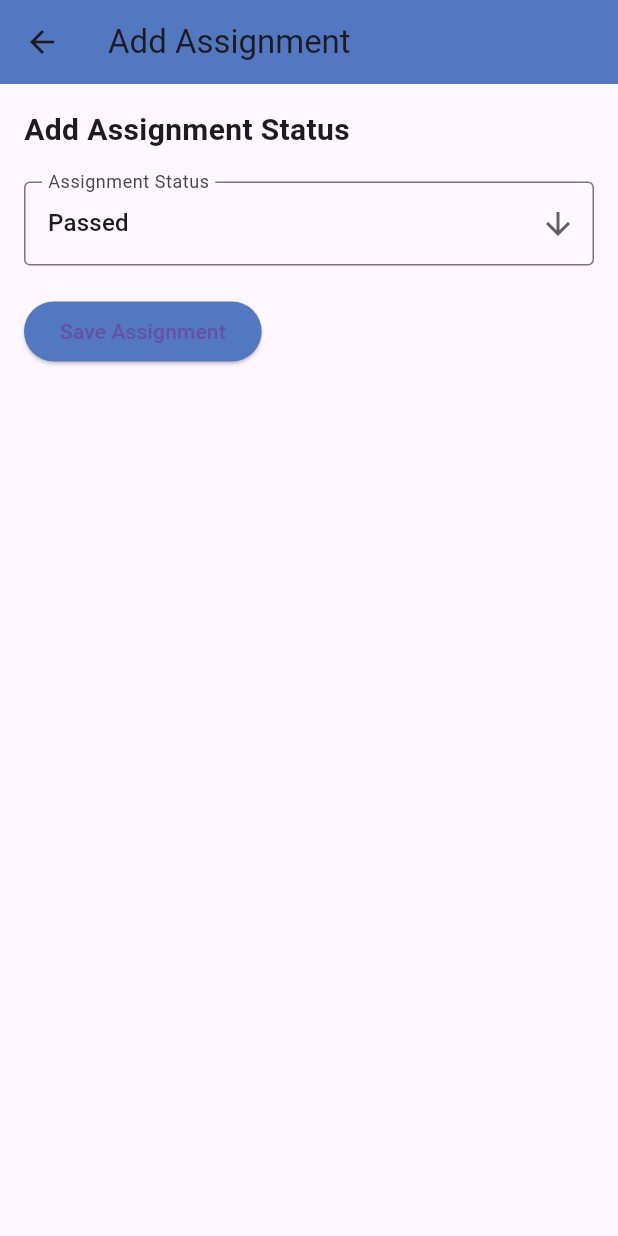
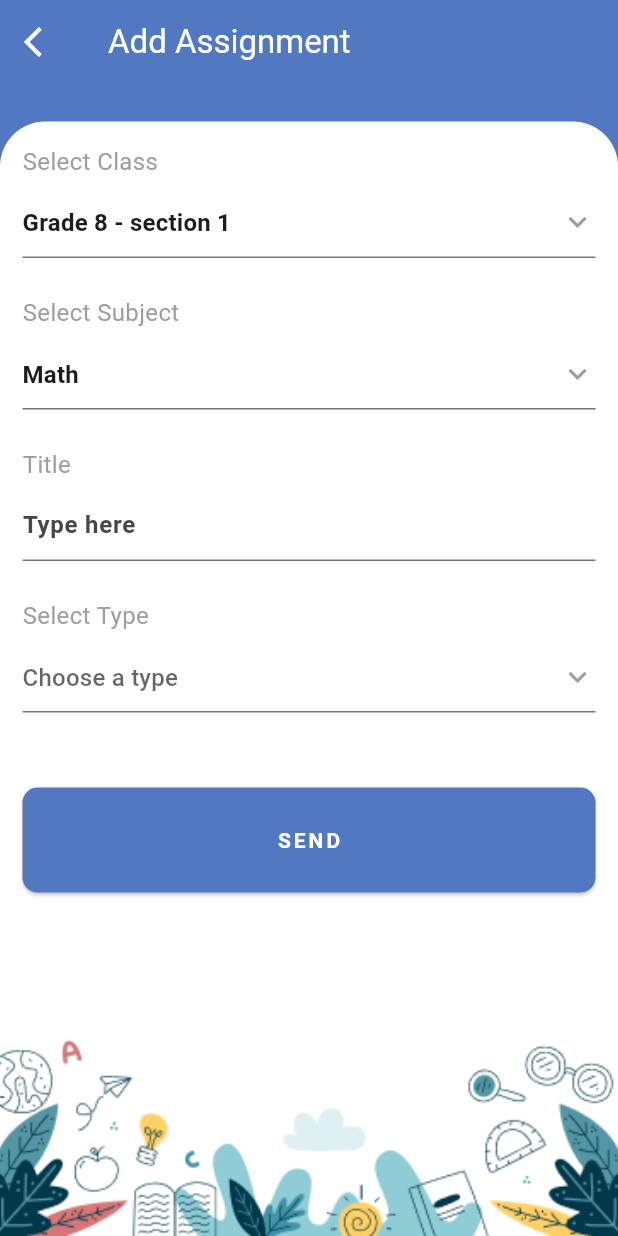
Before and after one commit to georgecabaccang/iskulapp-flutter, a Flutter app: the AddAssignmentPage screen opened directly, on a phone screen of 412 x 824 dp. Run offline on Flutter 3.47's test engine with Material 3 defaults, Android fonts, the phone set to English and light mode, and no system bars; our stand-ins replace flutter_bloc, flutter_dotenv, flutter_secure_storage, flutter_spinkit, freezed_annotation, table_calendar; accounts and stored records are empty.

Commit message:
added the add_assignment_page and its widgets

```diff
--- /dev/null
+++ b/assets/addAssignmentData/classes.json
@@ -0,0 +1,6 @@
+[
+    "Grade 8 - section 1",
+    "Grade 8 - section 2",
+    "Grade 8 - section 3",
+    "Grade 8 - section 4"
+  ]
--- /dev/null
+++ b/assets/addAssignmentData/subjects.json
@@ -0,0 +1,6 @@
+[
+    "Math",
+    "Science",
+    "English",
+    "History"
+  ]
--- /dev/null
+++ b/assets/addAssignmentData/type.json
@@ -0,0 +1,5 @@
+[
+  "Online",
+  "In App",
+  "Take Home"
+  ]
--- a/lib/pages/teacher/add_assignment_page.dart
+++ b/lib/pages/teacher/add_assignment_page.dart
@@ -1,4 +1,16 @@
 import 'package:flutter/material.dart';
+import 'package:school_erp/pages/assignment/assignment_animation.dart';
+import 'package:school_erp/pages/teacher/widget/add_assignment_form.dart';
+
+class AnimationState {
+  final bool animate;
+  final bool isBackNavigation;
+
+  AnimationState({
+    this.animate = false,
+    this.isBackNavigation = false,
+  });
+}
 
 class AddAssignmentPage extends StatefulWidget {
   const AddAssignmentPage({super.key});
@@ -7,57 +19,80 @@ class AddAssignmentPage extends StatefulWidget {
   _AddAssignmentPageState createState() => _AddAssignmentPageState();
 }
 
-class _AddAssignmentPageState extends State<AddAssignmentPage> {
-  String dropdownValue = 'Passed'; // Initial value for the dropdown
+class _AddAssignmentPageState extends State<AddAssignmentPage>
+    with SingleTickerProviderStateMixin {
+  late AssignmentAnimationManager animationManager;
+  bool _animate = false;
+  bool _isTransitioning = false;
+
+  @override
+  void initState() {
+    super.initState();
+    animationManager = AssignmentAnimationManager(vsync: this);
+    _startAnimation();
+  }
+
+  void _handleBackPress() {
+    animationManager.reverseAnimation();
+    Future.delayed(const Duration(milliseconds: 800), () {
+      Navigator.pop(context);
+    });
+  }
+
+  void _startAnimation() {
+    Future.delayed(const Duration(milliseconds: 200), () {
+      setState(() {
+        _animate = true;
+      });
+    });
+  }
 
   @override
   Widget build(BuildContext context) {
     return Scaffold(
       appBar: AppBar(
-        title: const Text('Add Assignment'),
-        backgroundColor: const Color(0xFF5278C1), // Custom color for the app bar
+        leading: IconButton(
+          icon: const Icon(Icons.arrow_back_ios, color: Colors.white),
+          onPressed: _handleBackPress,
+        ),
+        title: const Text(
+          'Add Assignment',
+          style: TextStyle(color: Colors.white),
+        ),
+        backgroundColor: const Color(0xFF5278C1),
       ),
-      body: Padding(
-        padding: const EdgeInsets.all(16.0),
+      body: Container(
+        width: double.infinity,
+        height: double.infinity,
+        color: const Color(0xFF5278C1), // Set body background color
         child: Column(
-          crossAxisAlignment: CrossAxisAlignment.start,
           children: [
-            const Text(
-              'Add Assignment Status',
-              style: TextStyle(
-                fontSize: 20,
-                fontWeight: FontWeight.bold,
-              ),
-            ),
-            const SizedBox(height: 20),
-            DropdownButtonFormField<String>(
-              value: dropdownValue,
-              icon: const Icon(Icons.arrow_downward),
-              decoration: const InputDecoration(
-                labelText: 'Assignment Status',
-                border: OutlineInputBorder(),
-              ),
-              items: <String>['Passed', 'Failed']
-                  .map<DropdownMenuItem<String>>((String value) {
-                return DropdownMenuItem<String>(
-                  value: value,
-                  child: Text(value),
-                );
-              }).toList(),
-              onChanged: (String? newValue) {
-                setState(() {
-                  dropdownValue = newValue!;
-                });
-              },
-            ),
-            const SizedBox(height: 20),
-            ElevatedButton(
-              onPressed: () {
-                // Add your save logic here
-              },
-              child: const Text('Save Assignment'),
-              style: ElevatedButton.styleFrom(
-                backgroundColor: const Color(0xFF5278C1), // Matching button color
+            const SizedBox(height: 25),
+            Expanded(
+              // This ensures the Container occupies all available space
+              child: Container(
+                width: double.infinity,
+                decoration: const BoxDecoration(
+                  color: Colors.white,
+                  borderRadius: BorderRadius.only(
+                    topLeft: Radius.circular(30.0),
+                    topRight: Radius.circular(30.0),
+                  ),
+                ),
+                child: Column(
+                  mainAxisAlignment: MainAxisAlignment.spaceBetween,
+                  children: [
+                    const AddAssignmentForm(),
+                    SizedBox(
+                      height: 150,
+                      width: double.infinity,
+                      child: Image.asset(
+                        'assets/images/AddAssignmentImage.png', // Replace with your image path
+                        fit: BoxFit.cover,
+                      ),
+                    ),
+                  ],
+                ),
               ),
             ),
           ],
@@ -65,4 +100,10 @@ class _AddAssignmentPageState extends State<AddAssignmentPage> {
       ),
     );
   }
+
+  @override
+  void dispose() {
+    animationManager.dispose();
+    super.dispose();
+  }
 }
--- /dev/null
+++ b/lib/pages/teacher/widget/add_assignment_dropdown.dart
@@ -0,0 +1,43 @@
+import 'package:flutter/material.dart';
+
+class AddAssignmentDropdown extends StatelessWidget {
+  final String? value;
+  final List<String> items;
+  final String hint;
+  final ValueChanged<String?> onChanged;
+
+  const AddAssignmentDropdown({
+    Key? key,
+    required this.value,
+    required this.items,
+    required this.hint,
+    required this.onChanged,
+  }) : super(key: key);
+
+  @override
+  Widget build(BuildContext context) {
+    return DropdownButtonFormField<String>(
+      value: value,
+      decoration: InputDecoration(
+        hintText: hint,
+        border: const UnderlineInputBorder(
+          borderSide: BorderSide(color: Colors.grey), // Bottom border only
+        ),
+      ),
+      items: items.map<DropdownMenuItem<String>>((String value) {
+        return DropdownMenuItem<String>(
+          value: value,
+          child: Text(
+            value,
+            style: TextStyle(
+              fontWeight: value == this.value ? FontWeight.bold : FontWeight.normal,
+            ),
+          ),
+        );
+      }).toList(),
+      onChanged: onChanged,
+      isExpanded: true, // Makes the dropdown take the full width
+      icon: const Icon(Icons.keyboard_arrow_down_sharp, color: Colors.grey), // Custom dropdown icon
+    );
+  }
+}
--- /dev/null
+++ b/lib/pages/teacher/widget/add_assignment_form.dart
@@ -0,0 +1,216 @@
+import 'dart:convert';
+import 'package:flutter/material.dart';
+import 'package:flutter/services.dart';
+import 'package:school_erp/pages/teacher/widget/add_assignment_dropdown.dart';
+
+class AddAssignmentForm extends StatefulWidget {
+  const AddAssignmentForm({super.key});
+
+  @override
+  State<AddAssignmentForm> createState() => _AddAssignmentFormState();
+}
+
+class _AddAssignmentFormState extends State<AddAssignmentForm> {
+  String? selectedClass;
+  String? selectedSubject;
+  String? selectedType;
+  String? aiGenerated;
+  List<String> classList = [];
+  List<String> subjectList = [];
+  List<String> typeList = [
+    "Online",
+    "In App",
+    "Take Home",
+  ];
+  List<String> aiOptions = ["Yes", "No"];
+  TextEditingController titleController = TextEditingController();
+  TextEditingController urlController = TextEditingController();
+  TextEditingController instructionsController = TextEditingController();
+
+  @override
+  void initState() {
+    super.initState();
+    _loadClasses();
+    _loadSubjects();
+  }
+
+  Future<void> _loadClasses() async {
+    String jsonString =
+        await rootBundle.loadString('assets/addAssignmentData/classes.json');
+    List<dynamic> jsonResponse = json.decode(jsonString);
+    setState(() {
+      classList = jsonResponse.cast<String>();
+      selectedClass = classList.isNotEmpty ? classList[0] : null;
+    });
+  }
+
+  Future<void> _loadSubjects() async {
+    String jsonString =
+        await rootBundle.loadString('assets/addAssignmentData/subjects.json');
+    List<dynamic> jsonResponse = json.decode(jsonString);
+    setState(() {
+      subjectList = jsonResponse.cast<String>();
+      selectedSubject = subjectList.isNotEmpty ? subjectList[0] : null;
+    });
+  }
+
+  @override
+  Widget build(BuildContext context) {
+    return Padding(
+      padding: const EdgeInsets.all(15.0),
+      child: SizedBox(
+        width: double.infinity,
+        child: Column(
+          crossAxisAlignment: CrossAxisAlignment.start,
+          children: [
+            const Text(
+              "Select Class",
+              style: TextStyle(color: Colors.grey, fontSize: 16),
+              textAlign: TextAlign.start,
+            ),
+            const SizedBox(height: 5),
+            AddAssignmentDropdown(
+              value: selectedClass,
+              items: classList,
+              hint: "Choose a class",
+              onChanged: (newValue) {
+                setState(() {
+                  selectedClass = newValue;
+                });
+              },
+            ),
+            const SizedBox(height: 25),
+            const Text(
+              "Select Subject",
+              style: TextStyle(color: Colors.grey, fontSize: 16),
+              textAlign: TextAlign.start,
+            ),
+            const SizedBox(height: 5),
+            AddAssignmentDropdown(
+              value: selectedSubject,
+              items: subjectList,
+              hint: "Choose a subject",
+              onChanged: (newValue) {
+                setState(() {
+                  selectedSubject = newValue;
+                });
+              },
+            ),
+            const SizedBox(height: 25),
+            const Text(
+              "Title",
+              style: TextStyle(color: Colors.grey, fontSize: 16),
+              textAlign: TextAlign.start,
+            ),
+            const SizedBox(height: 5),
+            TextField(
+              controller: titleController,
+              style: const TextStyle(fontWeight: FontWeight.bold),
+              decoration: const InputDecoration(
+                border: UnderlineInputBorder(
+                  borderSide: BorderSide(color: Colors.black),
+                ),
+                hintText: "Type here",
+              ),
+            ),
+            const SizedBox(height: 25),
+            const Text(
+              "Select Type",
+              style: TextStyle(color: Colors.grey, fontSize: 16),
+              textAlign: TextAlign.start,
+            ),
+            const SizedBox(height: 5),
+            AddAssignmentDropdown(
+              value: selectedType,
+              items: typeList,
+              hint: "Choose a type",
+              onChanged: (newValue) {
+                setState(() {
+                  selectedType = newValue;
+                  aiGenerated = null;
+                });
+              },
+            ),
+            const SizedBox(height: 25),
+            // Conditionally show text field based on selected type
+            if (selectedType == "Online") ...[
+              const Text(
+                "URL",
+                style: TextStyle(color: Colors.grey, fontSize: 16),
+              ),
+              const SizedBox(height: 5),
+              TextField(
+                controller: urlController,
+                decoration: const InputDecoration(
+                  border: UnderlineInputBorder(
+                    borderSide: BorderSide(color: Colors.black),
+                  ),
+                  hintText: "Enter the URL",
+                ),
+              ),
+            ] else if (selectedType == "In App") ...[
+              const Text(
+                "AI Generated",
+                style: TextStyle(color: Colors.grey, fontSize: 16),
+              ),
+              const SizedBox(height: 5),
+              AddAssignmentDropdown(
+                value: aiGenerated,
+                items: aiOptions,
+                hint: "Choose an option",
+                onChanged: (newValue) {
+                  setState(() {
+                    aiGenerated = newValue;
+                  });
+                },
+              ),
+            ] else if (selectedType == "Take Home") ...[
+              const Text(
+                "Instructions",
+                style: TextStyle(color: Colors.grey, fontSize: 16),
+              ),
+              const SizedBox(height: 5),
+              TextField(
+                controller: instructionsController,
+                decoration: const InputDecoration(
+                  border: UnderlineInputBorder(
+                    borderSide: BorderSide(color: Colors.black),
+                  ),
+                  hintText: "Enter instructions",
+                ),
+              ),
+            ],
+            const SizedBox(height: 25), // Add spacing before the button
+            ElevatedButton(
+              onPressed: () {
+                // Handle button press (e.g., submit the form)
+              },
+              style: ElevatedButton.styleFrom(
+                backgroundColor: const Color(0xFF5278C1), // Background color
+                minimumSize: const Size(double.infinity, 70),
+                shape: RoundedRectangleBorder(
+                  borderRadius: BorderRadius.circular(10.0), // Border radius
+                ), // Full width and fixed height
+              ),
+              child:  Text(
+                selectedType == "In App" ? "Create Assignment" : "SEND",
+                style: const TextStyle(
+                    fontWeight: FontWeight.bold,
+                    color: Colors.white,
+                    letterSpacing: 2.0), // Bold text
+              ),
+            ),
+          ],
+        ),
+      ),
+    );
+  }
+
+  @override
+  void dispose() {
+    titleController.dispose();
+    urlController.dispose(); // Dispose of the URL controller
+    instructionsController.dispose(); // Dispose of the instructions controller
+    super.dispose();
+  }
+}
--- a/pubspec.yaml
+++ b/pubspec.yaml
@@ -75,6 +75,10 @@ flutter:
   # To add assets to your application, add an assets section, like this:
   assets:
     - assets/images/loginPageImage.png
+    - assets/images/AddAssignmentImage.png
+    - assets/addAssignmentData/classes.json
+    - assets/addAssignmentData/subjects.json
+    - assets/addAssignmentData/type.json
     - .env
   #   - images/a_dot_ham.jpeg
 
```
Also changed, not shown: assets/images/AddAssignmentImage.png (added), 1 other file.
